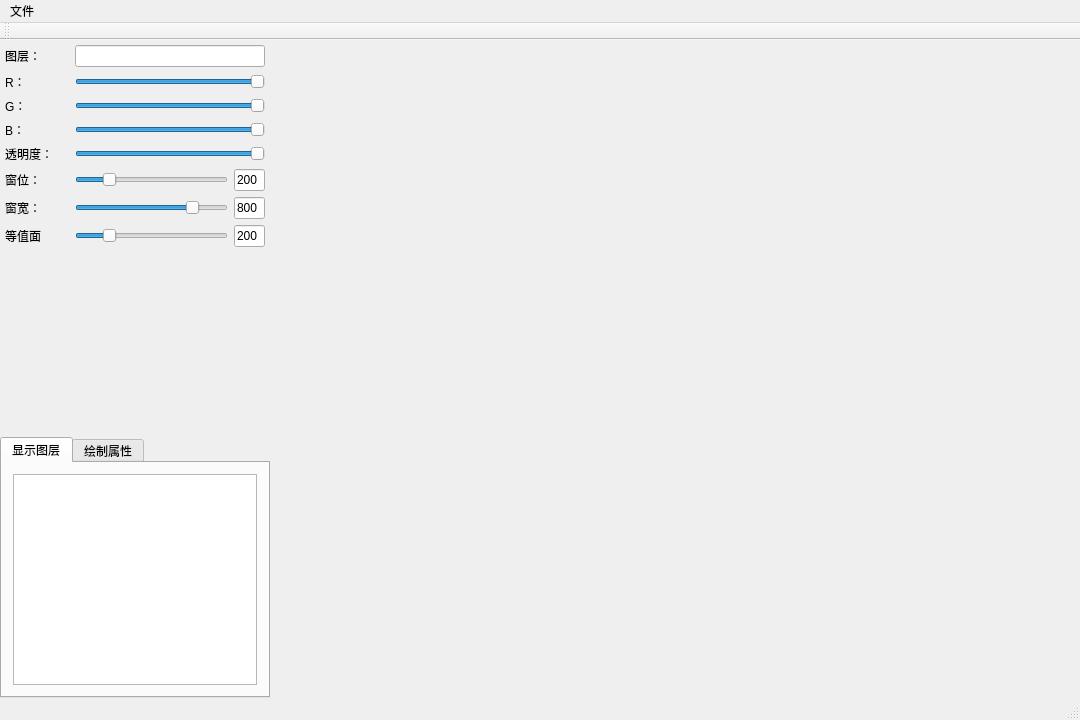
Imanity/MedicalToolkit, file Viewer/Viewer.ui: the form before one commit.
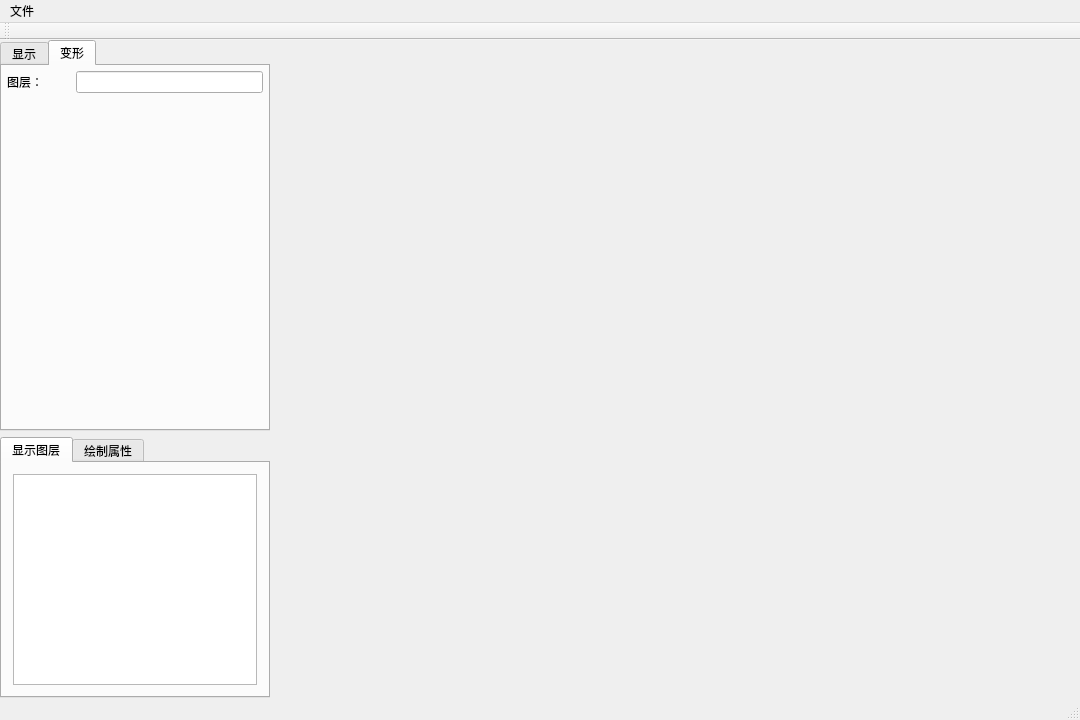
The form after the commit.

The edit to the form file:
```diff
--- a/Viewer/Viewer.ui
+++ b/Viewer/Viewer.ui
@@ -33,6 +33,14 @@
     <item>
      <layout class="QVBoxLayout" name="leftLayout" stretch="3,2">
       <item>
+       <widget class="QTabWidget" name="tabWidget1">
+        <property name="currentIndex">
+         <number>1</number>
+        </property>
+        <widget class="QWidget" name="Page1" native="true">
+         <attribute name="title">
+          <string>显示</string>
+         </attribute>
        <layout class="QGridLayout" name="propertyLayout" columnstretch="1,3">
         <property name="leftMargin">
          <number>5</number>
@@ -270,6 +278,50 @@
          </layout>
         </item>
        </layout>
+        </widget>
+        <widget class="QWidget" name="Page2">
+         <attribute name="title">
+          <string>变形</string>
+         </attribute>
+         <layout class="QGridLayout" name="transformLayout" columnstretch="1,3">
+          <property name="leftMargin">
+           <number>5</number>
+          </property>
+          <property name="topMargin">
+           <number>5</number>
+          </property>
+          <property name="rightMargin">
+           <number>5</number>
+          </property>
+          <property name="bottomMargin">
+           <number>5</number>
+          </property>
+          <item row="0" column="0">
+           <widget class="QLabel" name="layerName1">
+            <property name="text">
+             <string>图层：</string>
+            </property>
+           </widget>
+          </item>
+          <item row="0" column="1">
+           <widget class="QLineEdit" name="layerNameLabel1"/>
+          </item>
+          <item row="1" column="0">
+           <spacer name="verticalSpacer_2">
+            <property name="orientation">
+             <enum>Qt::Vertical</enum>
+            </property>
+            <property name="sizeHint" stdset="0">
+             <size>
+              <width>20</width>
+              <height>40</height>
+             </size>
+            </property>
+           </spacer>
+          </item>
+         </layout>
+        </widget>
+       </widget>
       </item>
       <item>
        <layout class="QVBoxLayout" name="settingLayout">
```
Lines whose indentation alone changed are shown as unchanged.
